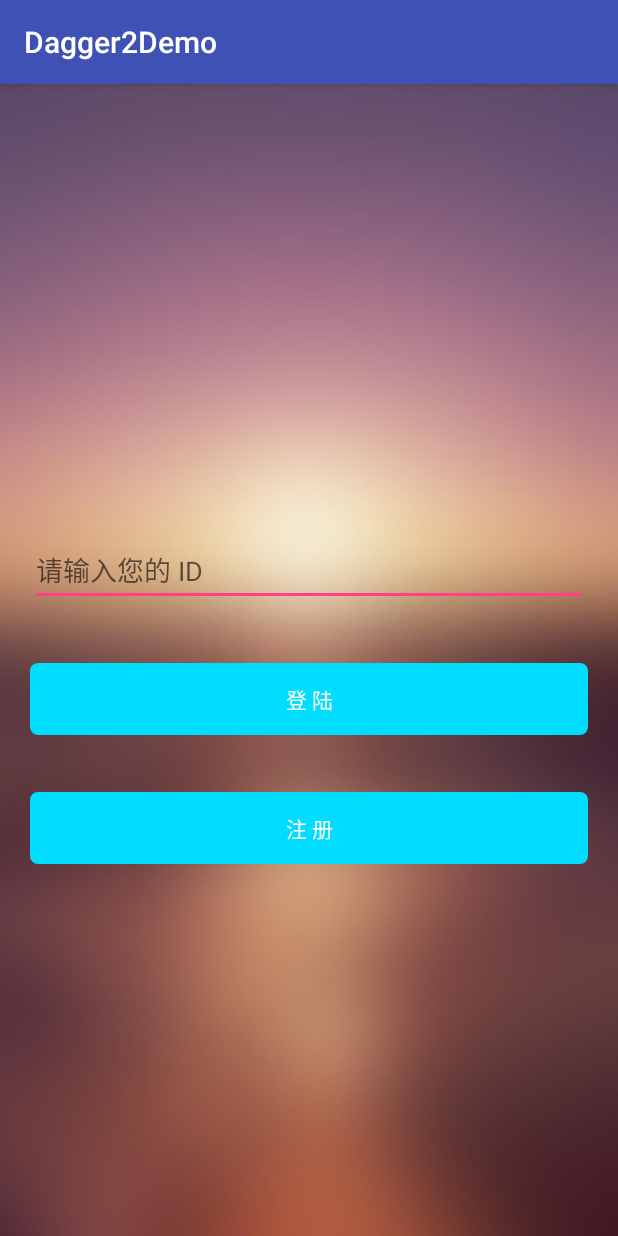
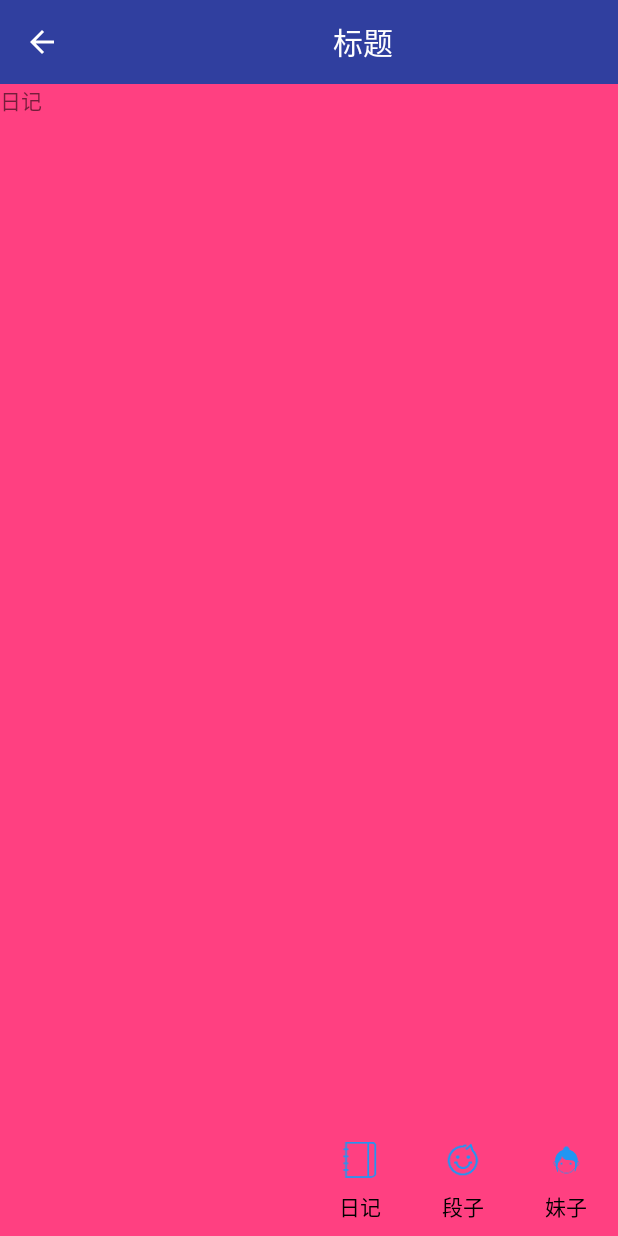
Before and after one commit to JiuRi/DaggerUseDemo, an Android app: the screen it shows after launch (MainActivity2 before the commit, MainActivity after it), on a phone screen of 412 x 824 dp. Run offline under Robolectric (Android 15) with nearby library versions, the phone set to English and light mode, and no system bars; our stand-ins replace ButterKnife; libraries missing offline, so code that uses them is left out: com.iflytek.cloud; 1 statement that could not run was skipped.

Commit message:
no message

```diff
--- a/MyApplication/app/build.gradle
+++ b/MyApplication/app/build.gradle
@@ -36,7 +36,7 @@ android {
 
 dependencies {
     compile fileTree(include: ['*.jar'], dir: 'libs')
-    compile 'com.android.support:appcompat-v7:25.3.1'
+    compile 'com.android.support:appcompat-v7:25.3.0'
     /**
      *   下面这个依赖 是 手动布局的 依赖 ConstraintLayout 这个布局管理器的 依赖.
      */
@@ -67,4 +67,5 @@ dependencies {
     //compile 'com.alipay.euler:andfix:0.5.0@aar'
     compile 'com.squareup.retrofit2:converter-gson:2.0.2'
     compile files('libs/Msc.jar')
+    compile 'com.android.support:design:24.0.0'
 }
--- a/MyApplication/app/src/main/java/jiuri/com/dagger2demo/MainActivity.java
+++ b/MyApplication/app/src/main/java/jiuri/com/dagger2demo/MainActivity.java
@@ -1,20 +1,14 @@
 package jiuri.com.dagger2demo;
 
-import android.text.Spannable;
-import android.text.SpannableString;
-import android.text.style.ForegroundColorSpan;
-import android.widget.Button;
-import android.widget.EditText;
-import android.widget.ProgressBar;
+import android.os.Bundle;
+import android.support.design.widget.TabLayout;
+import android.support.v4.view.ViewPager;
+import android.support.v7.widget.Toolbar;
 import android.widget.TextView;
 
-import javax.inject.Inject;
-
 import butterknife.BindView;
-import butterknife.OnClick;
-import jiuri.com.dagger2demo.dagger2.DaggerMainComponent;
-import jiuri.com.dagger2demo.dagger2.MainModel;
-import jiuri.com.dagger2demo.present.impl.ImplMainPresent;
+import butterknife.ButterKnife;
+import jiuri.com.dagger2demo.adapter.MainPagerAdapter;
 import jiuri.com.dagger2demo.weiget.BaseActivity;
 import jiuri.com.dagger2demo.weiget.MainView;
 
@@ -24,57 +18,48 @@ import jiuri.com.dagger2demo.weiget.MainView;
  */
 public class MainActivity extends BaseActivity implements MainView {
     private static String TAG = "MainActivity";
-    @BindView(R.id.editext)
-    EditText mEditext;
-    @BindView(R.id.button)
-    Button mButton;
-    @BindView(R.id.text)
-    TextView mText;
-    @BindView(R.id.progress)
-    ProgressBar mProgress;
+    @BindView(R.id.title)
+    TextView mTitle;
+    @BindView(R.id.toolbar)
+    Toolbar mToolbar;
+    @BindView(R.id.pager)
+    ViewPager mPager;
+    @BindView(R.id.bottombar)
+    TabLayout mTable;
 
-@Inject
-    ImplMainPresent mImplMainPresent;
-    private String mString;
-
+    private int[] images={R.drawable.diary_selected,R.drawable.duanzi_selected,R.drawable.meizi_selected};
+    private String[] name={"日记","段子","妹子"};
     @Override
-    public void initView() {
-        mButton.setText("请求深圳天气");
+    public int setLayoutId() {
+        return R.layout.activity_main;
     }
 
     @Override
-    public int setLayoutId() {
-        DaggerMainComponent.builder().mainModel(new MainModel(this)).build().inject(this);
-        return R.layout.activity_main;
-    }
-
-
-    @OnClick(R.id.button)
-    public void onViewClicked() {
-        showProgress(mProgress);
-        mString = mEditext.getText().toString().trim();
-        mImplMainPresent.loadDate(mString);
-
-
-
+    public void showTianqiDetail(String s) {
 
     }
 
     @Override
-    public void showTianqiDetail(String s) {
-        hideProgress(mProgress);
-        SpannableString spannableString =new SpannableString("请求"+mString+"天气 :\n"+s);
-        ForegroundColorSpan foregroundColorSpan=new ForegroundColorSpan(R.color.colorAccent);
-      //  ImageSpan image = new ImageSpan(this,R.color.colorPrimaryDark, DynamicDrawableSpan.ALIGN_BOTTOM);
-        spannableString.setSpan(foregroundColorSpan,2,3, Spannable.SPAN_INCLUSIVE_INCLUSIVE);
-        mText.setText(spannableString);
-    }
-//apkpatch.bat -f new.apk -t old.apk -o output -k mykey.jks -p zx1991 -a key0 -e zx1991
-    @Override
-    protected void onDestroy() {
-        super.onDestroy();
-        mImplMainPresent.ondestory();
+    public void initView() {
+        setSupportActionBar(mToolbar);
+        getSupportActionBar().setDisplayHomeAsUpEnabled(true);
+        mPager.setAdapter(new MainPagerAdapter(getSupportFragmentManager()));
+        mTable.setupWithViewPager(mPager);
+        for (int i = 0; i < name.length; i++) {
+            if (i==0) {
+                mTable.addTab(mTable.newTab().setIcon(images[i]).setText(name[i]), true);
+            }
+           else {
+                mTable.addTab(mTable.newTab().setIcon(images[i]).setText(name[i]), false);
+            }
+        }
     }
 
 
+    @Override
+    protected void onCreate(Bundle savedInstanceState) {
+        super.onCreate(savedInstanceState);
+        // TODO: add setContentView(...) invocation
+        ButterKnife.bind(this);
+    }
 }
--- /dev/null
+++ b/MyApplication/app/src/main/java/jiuri/com/dagger2demo/adapter/MainPagerAdapter.java
@@ -0,0 +1,30 @@
+package jiuri.com.dagger2demo.adapter;
+
+import android.support.v4.app.Fragment;
+import android.support.v4.app.FragmentManager;
+import android.support.v4.app.FragmentPagerAdapter;
+
+import jiuri.com.dagger2demo.ui.fragment.RiJiFragment;
+
+/**
+ * Created by user103 on 2017/9/14.
+ */
+
+public class MainPagerAdapter extends FragmentPagerAdapter {
+    private String[] name={"日记","段子","妹子"};
+    public MainPagerAdapter(FragmentManager fm) {
+        super(fm);
+    }
+
+    @Override
+    public Fragment getItem(int position) {
+        return new RiJiFragment();
+    }
+
+    @Override
+    public int getCount() {
+        return 3;
+    }
+
+
+}
--- /dev/null
+++ b/MyApplication/app/src/main/java/jiuri/com/dagger2demo/ui/fragment/RiJiFragment.java
@@ -0,0 +1,24 @@
+package jiuri.com.dagger2demo.ui.fragment;
+
+import android.os.Bundle;
+import android.support.annotation.Nullable;
+import android.support.v4.app.Fragment;
+import android.view.LayoutInflater;
+import android.view.View;
+import android.view.ViewGroup;
+
+import jiuri.com.dagger2demo.R;
+
+/**
+ * Created by user103 on 2017/9/14.
+ */
+
+public class RiJiFragment extends Fragment {
+    @Nullable
+    @Override
+    public View onCreateView(LayoutInflater inflater, @Nullable ViewGroup container, @Nullable Bundle savedInstanceState) {
+        View inflate = inflater.inflate(R.layout.fragment_riji, container, false);
+        return inflate;
+
+    }
+}
--- a/MyApplication/app/src/main/res/layout/activity_main.xml
+++ b/MyApplication/app/src/main/res/layout/activity_main.xml
@@ -1,39 +1,31 @@
 <?xml version="1.0" encoding="utf-8"?>
-<RelativeLayout
+<LinearLayout
     xmlns:android="http://schemas.android.com/apk/res/android"
     xmlns:app="http://schemas.android.com/apk/res-auto"
     xmlns:tools="http://schemas.android.com/tools"
-
     android:layout_width="match_parent"
     android:layout_height="match_parent"
+    android:orientation="vertical"
     tools:context="jiuri.com.dagger2demo.MainActivity">
-    <ProgressBar
-        android:visibility="gone"
-        android:id="@+id/progress"
-        android:indeterminateDrawable="@drawable/progressbar"
-        android:layout_centerInParent="true"
-        android:layout_width="wrap_content"
-        android:layout_height="wrap_content"/>
-    <LinearLayout
-        android:orientation="vertical"
+    <include layout="@layout/toolbar"/>
+    <RelativeLayout
         android:layout_width="match_parent"
         android:layout_height="match_parent">
-    <EditText
-        android:id="@+id/editext"
-        android:layout_marginTop="20dp"
+    <android.support.v4.view.ViewPager
+        android:background="@color/colorAccent"
+        android:id="@+id/pager"
         android:layout_width="match_parent"
-        android:layout_height="wrap_content"/>
-    <Button
-        android:id="@+id/button"
-            android:layout_marginTop="20dp"
-        android:layout_width="match_parent"
-        android:layout_height="wrap_content"/>
-    <TextView
-        android:lineSpacingMultiplier="1.5"
-        android:id="@+id/text"
-        android:layout_margin="10dp"
-        android:textSize="14sp"
-        android:layout_width="match_parent"
-        android:layout_height="match_parent"/>
-    </LinearLayout>
-</RelativeLayout>
+        android:layout_height="match_parent">
+    </android.support.v4.view.ViewPager>
+        <android.support.design.widget.TabLayout
+            app:tabTextColor="@android:color/black"
+            app:tabSelectedTextColor="@color/colorPrimaryDark"
+            android:id="@+id/bottombar"
+            app:tabGravity="fill"
+            android:layout_alignParentBottom="true"
+            android:layout_width="match_parent"
+            android:layout_height="wrap_content"
+            >
+        </android.support.design.widget.TabLayout>
+    </RelativeLayout>
+</LinearLayout>
--- /dev/null
+++ b/MyApplication/app/src/main/res/layout/fragment_riji.xml
@@ -0,0 +1,10 @@
+<?xml version="1.0" encoding="utf-8"?>
+<LinearLayout xmlns:android="http://schemas.android.com/apk/res/android"
+              android:orientation="vertical"
+              android:layout_width="match_parent"
+              android:layout_height="match_parent">
+<TextView
+    android:text="日记"
+    android:layout_width="match_parent"
+    android:layout_height="match_parent"/>
+</LinearLayout>
--- /dev/null
+++ b/MyApplication/app/src/main/res/layout/toolbar.xml
@@ -0,0 +1,27 @@
+<?xml version="1.0" encoding="utf-8"?>
+<LinearLayout
+    xmlns:android="http://schemas.android.com/apk/res/android"
+    xmlns:app="http://schemas.android.com/apk/res-auto"
+    android:layout_width="match_parent"
+    android:layout_height="wrap_content"
+    >
+    <android.support.v7.widget.Toolbar
+        android:id="@+id/toolbar"
+        android:layout_width="match_parent"
+        android:layout_height="match_parent"
+        android:background="@color/colorPrimaryDark"
+        app:popupTheme="@style/ThemeOverlay.AppCompat.Light"
+        android:theme="@style/ToolbarTheme"
+        >
+        <TextView
+            android:textSize="@dimen/toolbar_title"
+            android:textColor="@color/toolbar_title"
+            android:id="@+id/title"
+            android:layout_width="match_parent"
+            android:layout_height="match_parent"
+            android:layout_weight="1"
+            android:gravity="center"
+            android:text="标题"
+           />
+    </android.support.v7.widget.Toolbar>
+</LinearLayout>
--- a/MyApplication/app/src/main/res/values/colors.xml
+++ b/MyApplication/app/src/main/res/values/colors.xml
@@ -3,4 +3,5 @@
     <color name="colorPrimary">#3F51B5</color>
     <color name="colorPrimaryDark">#303F9F</color>
     <color name="colorAccent">#FF4081</color>
+    <color name="toolbar_title">#ffffff</color>
 </resources>
--- /dev/null
+++ b/MyApplication/app/src/main/res/values/dimens.xml
@@ -0,0 +1,4 @@
+<?xml version="1.0" encoding="utf-8"?>
+<resources>
+    <dimen name="toolbar_title">20sp</dimen>
+</resources>
--- a/MyApplication/app/src/main/res/values/styles.xml
+++ b/MyApplication/app/src/main/res/values/styles.xml
@@ -1,11 +1,16 @@
 <resources>
-
     <!-- Base application theme. -->
-    <style name="AppTheme" parent="Theme.AppCompat.Light.DarkActionBar">
-        <!-- Customize your theme here. -->
+    <style name="AppTheme" parent="Theme.AppCompat.Light.NoActionBar">
         <item name="colorPrimary">@color/colorPrimary</item>
         <item name="colorPrimaryDark">@color/colorPrimaryDark</item>
         <item name="colorAccent">@color/colorAccent</item>
     </style>
-
+    <style name="AppTheme.DrawerArrowToggle" parent="Base.Widget.AppCompat.DrawerArrowToggle">
+        <item name="color">@android:color/white</item>
+    </style>
+    <style name="ToolbarTheme" parent="@style/ThemeOverlay.AppCompat.Dark.ActionBar">
+        <item name="actionMenuTextColor">@color/toolbar_title</item> <!--  敲定颜色-->
+        <item name="android:textSize">20sp</item> <!--  搞掂字体大小-->
+        <item name="drawerArrowStyle">@style/AppTheme.DrawerArrowToggle</item>
+    </style>
 </resources>
```
Also changed, not shown: MyApplication/app/src/main/AndroidManifest.xml (+8 -5 lines), MyApplication/app/src/main/res/drawable-xxhdpi/diary_selected.png (added), MyApplication/app/src/main/res/drawable-xxhdpi/duanzi_selected.png (added), MyApplication/app/src/main/res/drawable-xxhdpi/meizi_selected.png (added).
